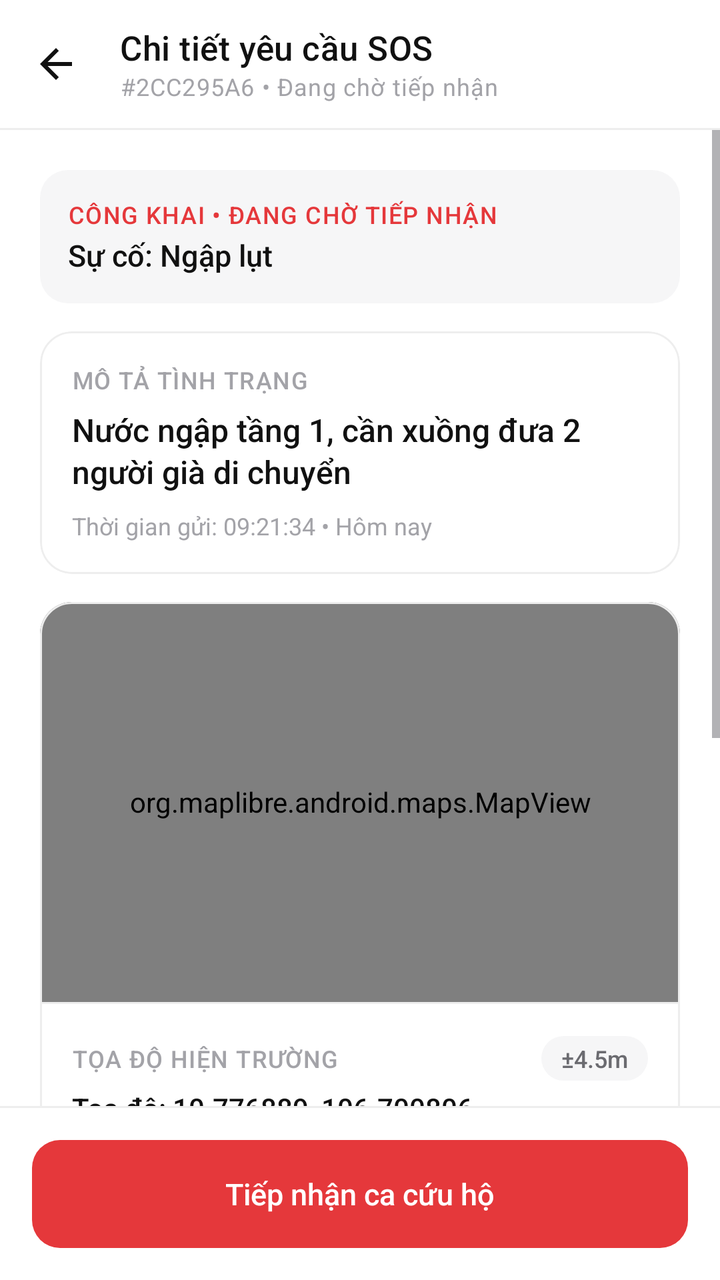
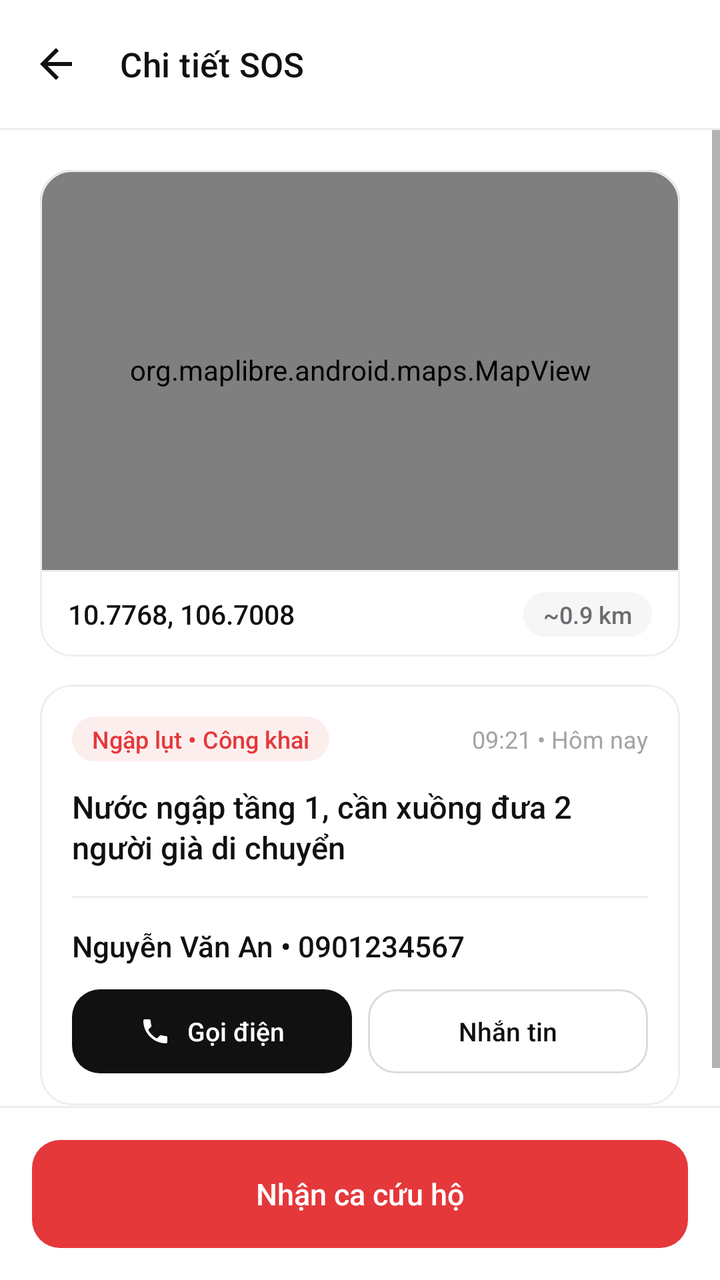

An Android layout rendered at two revisions. The XML below is the earlier revision; the diff shows what the commit changed to produce the second picture.
<!-- AndroidManifest.xml: application theme Theme.JavaFinal -->
<!-- res/layout/activity_sos_detail.xml -->
<?xml version="1.0" encoding="utf-8"?>
<LinearLayout xmlns:android="http://schemas.android.com/apk/res/android"
    xmlns:app="http://schemas.android.com/apk/res-auto"
    android:id="@+id/main"
    android:layout_width="match_parent"
    android:layout_height="match_parent"
    android:background="@color/white"
    android:orientation="vertical">

    <com.google.android.material.appbar.MaterialToolbar
        android:id="@+id/toolbar"
        style="@style/Toolbar.Minimal"
        android:layout_width="match_parent"
        android:layout_height="wrap_content"
        app:navigationIcon="@drawable/ic_arrow_back"
        app:subtitle="#2CC295A6 • Đang chờ tiếp nhận"
        app:title="Chi tiết yêu cầu SOS" />

    <View style="@style/Divider" />

    <ScrollView
        android:layout_width="match_parent"
        android:layout_height="0dp"
        android:layout_weight="1">

        <LinearLayout
            android:layout_width="match_parent"
            android:layout_height="wrap_content"
            android:orientation="vertical"
            android:padding="20dp">

            
            <LinearLayout
                android:layout_width="match_parent"
                android:layout_height="wrap_content"
                android:background="@drawable/bg_box"
                android:gravity="center_vertical"
                android:orientation="horizontal"
                android:padding="14dp">

                <LinearLayout
                    android:layout_width="0dp"
                    android:layout_height="wrap_content"
                    android:layout_weight="1"
                    android:orientation="vertical">

                    <TextView
                        android:id="@+id/tvPrivacyLevel"
                        style="@style/Text.Overline"
                        android:layout_width="wrap_content"
                        android:layout_height="wrap_content"
                        android:text="CÔNG KHAI • ĐANG CHỜ TIẾP NHẬN"
                        android:textColor="@color/red" />

                    <TextView
                        android:id="@+id/tvUrgencyLevel"
                        style="@style/Text.Title"
                        android:layout_width="wrap_content"
                        android:layout_height="wrap_content"
                        android:layout_marginTop="2dp"
                        android:text="Sự cố: Ngập lụt"
                        android:textSize="15sp" />
                </LinearLayout>
            </LinearLayout>

            
            <com.google.android.material.card.MaterialCardView
                style="@style/Card"
                android:layout_width="match_parent"
                android:layout_height="wrap_content"
                android:layout_marginTop="14dp">

                <LinearLayout
                    android:layout_width="match_parent"
                    android:layout_height="wrap_content"
                    android:orientation="vertical"
                    android:padding="16dp">

                    <TextView
                        style="@style/Text.Overline"
                        android:layout_width="wrap_content"
                        android:layout_height="wrap_content"
                        android:text="MÔ TẢ TÌNH TRẠNG" />

                    <TextView
                        android:id="@+id/tvIncidentTitle"
                        style="@style/Text.Title"
                        android:layout_width="match_parent"
                        android:layout_height="wrap_content"
                        android:layout_marginTop="6dp"
                        android:lineSpacingExtra="2dp"
                        android:text="Nước ngập tầng 1, cần xuồng đưa 2 người già di chuyển"
                        android:textSize="16sp" />

                    <TextView
                        android:id="@+id/tvCreatedAt"
                        style="@style/Text.Caption"
                        android:layout_width="match_parent"
                        android:layout_height="wrap_content"
                        android:layout_marginTop="8dp"
                        android:text="Thời gian gửi: 09:21:34 • Hôm nay" />
                </LinearLayout>
            </com.google.android.material.card.MaterialCardView>

            
            <com.google.android.material.card.MaterialCardView
                style="@style/Card"
                android:layout_width="match_parent"
                android:layout_height="wrap_content"
                android:layout_marginTop="14dp">

                <LinearLayout
                    android:layout_width="match_parent"
                    android:layout_height="wrap_content"
                    android:orientation="vertical">

                    <org.maplibre.android.maps.MapView
                        android:id="@+id/mapView"
                        android:layout_width="match_parent"
                        android:layout_height="200dp" />

                    <View style="@style/Divider" />

                    <LinearLayout
                        android:layout_width="match_parent"
                        android:layout_height="wrap_content"
                        android:orientation="vertical"
                        android:padding="16dp">

                        <LinearLayout
                            android:layout_width="match_parent"
                            android:layout_height="wrap_content"
                            android:gravity="center_vertical"
                            android:orientation="horizontal">

                            <TextView
                                style="@style/Text.Overline"
                                android:layout_width="0dp"
                                android:layout_height="wrap_content"
                                android:layout_weight="1"
                                android:text="TỌA ĐỘ HIỆN TRƯỜNG" />

                            <TextView
                                android:id="@+id/tvAccuracy"
                                style="@style/Text.Tag"
                                android:layout_width="wrap_content"
                                android:layout_height="wrap_content"
                                android:text="±4.5m" />
                        </LinearLayout>

                        <TextView
                            android:id="@+id/tvAddress"
                            style="@style/Text.Title"
                            android:layout_width="match_parent"
                            android:layout_height="wrap_content"
                            android:layout_marginTop="4dp"
                            android:text="Tọa độ: 10.776889, 106.700806"
                            android:textSize="14sp" />

                        <TextView
                            android:id="@+id/tvCoordinates"
                            style="@style/Text.Caption"
                            android:layout_width="wrap_content"
                            android:layout_height="wrap_content"
                            android:layout_marginTop="2dp"
                            android:text="Khoảng cách tới đội của bạn: ~0.9 km" />
                    </LinearLayout>
                </LinearLayout>
            </com.google.android.material.card.MaterialCardView>

            
            <com.google.android.material.card.MaterialCardView
                style="@style/Card"
                android:layout_width="match_parent"
                android:layout_height="wrap_content"
                android:layout_marginTop="14dp">

                <LinearLayout
                    android:layout_width="match_parent"
                    android:layout_height="wrap_content"
                    android:orientation="vertical"
                    android:padding="16dp">

                    <TextView
                        style="@style/Text.Overline"
                        android:layout_width="wrap_content"
                        android:layout_height="wrap_content"
                        android:text="NGƯỜI GỬI YÊU CẦU" />

                    <TextView
                        android:id="@+id/tvVictimContact"
                        style="@style/Text.Title"
                        android:layout_width="match_parent"
                        android:layout_height="wrap_content"
                        android:layout_marginTop="4dp"
                        android:text="Nguyễn Văn An • 0901234567" />

                    <LinearLayout
                        android:layout_width="match_parent"
                        android:layout_height="wrap_content"
                        android:layout_marginTop="12dp"
                        android:orientation="horizontal">

                        <com.google.android.material.button.MaterialButton
                            android:id="@+id/btnCallVictim"
                            style="@style/Button.Primary"
                            android:layout_width="0dp"
                            android:layout_height="44dp"
                            android:layout_marginEnd="8dp"
                            android:layout_weight="1"
                            android:minHeight="44dp"
                            android:text="Gọi điện"
                            android:textSize="13.5sp"
                            app:icon="@drawable/ic_call"
                            app:iconGravity="textStart"
                            app:iconSize="18dp" />

                        <com.google.android.material.button.MaterialButton
                            android:id="@+id/btnSmsVictim"
                            style="@style/Button.Secondary"
                            android:layout_width="0dp"
                            android:layout_height="44dp"
                            android:layout_weight="1"
                            android:minHeight="44dp"
                            android:text="Nhắn SMS"
                            android:textSize="13.5sp" />
                    </LinearLayout>
                </LinearLayout>
            </com.google.android.material.card.MaterialCardView>

            
            <com.google.android.material.card.MaterialCardView
                style="@style/Card"
                android:layout_width="match_parent"
                android:layout_height="wrap_content"
                android:layout_marginTop="14dp">

                <LinearLayout
                    android:layout_width="match_parent"
                    android:layout_height="wrap_content"
                    android:orientation="vertical"
                    android:padding="16dp">

                    <TextView
                        style="@style/Text.Overline"
                        android:layout_width="wrap_content"
                        android:layout_height="wrap_content"
                        android:text="NHẬT KÝ HOẠT ĐỘNG" />

                    <TextView
                        android:id="@+id/tvCommandNote"
                        style="@style/Text.Caption"
                        android:layout_width="match_parent"
                        android:layout_height="wrap_content"
                        android:layout_marginTop="8dp"
                        android:lineSpacingExtra="4dp"
                        android:text="• 09:21 • Đã phát tín hiệu cứu hộ"
                        android:textColor="@color/ink_secondary" />
                </LinearLayout>
            </com.google.android.material.card.MaterialCardView>
        </LinearLayout>
    </ScrollView>

    <View style="@style/Divider" />

    
    <LinearLayout
        android:layout_width="match_parent"
        android:layout_height="wrap_content"
        android:background="@color/white"
        android:orientation="horizontal"
        android:padding="16dp">

        <com.google.android.material.button.MaterialButton
            android:id="@+id/btnAcceptMission"
            style="@style/Button.Sos"
            android:layout_width="match_parent"
            android:layout_height="54dp"
            android:text="Tiếp nhận ca cứu hộ" />
    </LinearLayout>
</LinearLayout>
<!-- resources referenced by this layout -->
<resources>
  <color name="ink_secondary">#6B6B70</color>
  <color name="red">#E5383B</color>
  <color name="white">#FFFFFFFF</color>
  <!-- drawable bg_box (drawable) -->
  <?xml version="1.0" encoding="utf-8"?>
  <shape xmlns:android="http://schemas.android.com/apk/res/android"
      android:shape="rectangle">
      <solid android:color="@color/fill" />
      <corners android:radius="14dp" />
  </shape>
  <style name="Button.Sos" parent="Button.Primary">
          <item name="backgroundTint">@color/sel_btn_danger_bg</item>
      </style>
  <style name="Divider" parent="">
          <item name="android:layout_width">match_parent</item>
          <item name="android:layout_height">1dp</item>
          <item name="android:background">@color/line</item>
      </style>
  <style name="Text.Caption">
          <item name="android:textSize">12sp</item>
          <item name="android:textColor">@color/ink_tertiary</item>
      </style>
  <style name="Text.Overline">
          <item name="android:textSize">12sp</item>
          <item name="android:textColor">@color/ink_tertiary</item>
          <item name="android:fontFamily">sans-serif-medium</item>
          <item name="android:letterSpacing">0.04</item>
      </style>
  <style name="Text.Title">
          <item name="android:textSize">16sp</item>
          <item name="android:fontFamily">sans-serif-medium</item>
      </style>
  <style name="Theme.JavaFinal" parent="Base.Theme.JavaFinal" />
  <color name="fill">#F6F6F7</color>
  <color name="line_strong">#DCDCDF</color>
  <color name="line">#EEEEEE</color>
  <color name="ink_tertiary">#A3A3A8</color>
  <!-- drawable bg_pill (drawable) -->
  <?xml version="1.0" encoding="utf-8"?>
  <shape xmlns:android="http://schemas.android.com/apk/res/android"
      android:shape="rectangle">
      <solid android:color="@color/white" />
      <corners android:radius="100dp" />
  </shape>
  <style name="TextAppearance.App.ToolbarTitle" parent="TextAppearance.Material3.TitleMedium">
          <item name="android:textSize">17sp</item>
          <item name="android:fontFamily">sans-serif-medium</item>
          <item name="android:textColor">@color/ink</item>
      </style>
  <style name="TextAppearance.App.ToolbarSubtitle" parent="TextAppearance.Material3.BodySmall">
          <item name="android:textColor">@color/ink_tertiary</item>
      </style>
  <color name="ink">#111111</color>
  <style name="Widget.App.Snackbar" parent="Widget.Material3.Snackbar">
          <item name="backgroundTint">@color/ink</item>
          <item name="shapeAppearance">@style/ShapeAppearance.App.Rounded12</item>
          <item name="android:layout_margin">16dp</item>
      </style>
  <style name="Widget.App.Snackbar.Text" parent="Widget.Material3.Snackbar.TextView">
          <item name="android:textColor">@color/white</item>
          <item name="android:textSize">14sp</item>
      </style>
  <style name="Widget.App.Snackbar.Button" parent="Widget.Material3.Button.TextButton.Snackbar">
          <item name="android:textColor">@color/white</item>
          <item name="android:textAllCaps">false</item>
      </style>
  <style name="Widget.App.BottomSheet" parent="Widget.Material3.BottomSheet">
          <item name="backgroundTint">@color/white</item>
          <item name="shapeAppearance">@style/ShapeAppearance.App.Sheet</item>
      </style>
  <style name="ShapeAppearance.App.Rounded12" parent="">
          <item name="cornerFamily">rounded</item>
          <item name="cornerSize">12dp</item>
      </style>
  <style name="ShapeAppearance.App.Sheet" parent="">
          <item name="cornerFamily">rounded</item>
          <item name="cornerSizeTopLeft">24dp</item>
          <item name="cornerSizeTopRight">24dp</item>
          <item name="cornerSizeBottomLeft">0dp</item>
          <item name="cornerSizeBottomRight">0dp</item>
      </style>
  <!-- unchanged entries left out for length: 10 -->
</resources>

<!-- the commit's change to res/layout/activity_sos_detail.xml (unified diff, before → after) -->
@@ -13,8 +13,7 @@
         android:layout_width="match_parent"
         android:layout_height="wrap_content"
         app:navigationIcon="@drawable/ic_arrow_back"
-        app:subtitle="#2CC295A6 • Đang chờ tiếp nhận"
-        app:title="Chi tiết yêu cầu SOS" />
+        app:title="Chi tiết SOS" />
 
     <View style="@style/Divider" />
 
@@ -30,84 +29,10 @@
             android:padding="20dp">
 
             
-            <LinearLayout
-                android:layout_width="match_parent"
-                android:layout_height="wrap_content"
-                android:background="@drawable/bg_box"
-                android:gravity="center_vertical"
-                android:orientation="horizontal"
-                android:padding="14dp">
-
-                <LinearLayout
-                    android:layout_width="0dp"
-                    android:layout_height="wrap_content"
-                    android:layout_weight="1"
-                    android:orientation="vertical">
-
-                    <TextView
-                        android:id="@+id/tvPrivacyLevel"
-                        style="@style/Text.Overline"
-                        android:layout_width="wrap_content"
-                        android:layout_height="wrap_content"
-                        android:text="CÔNG KHAI • ĐANG CHỜ TIẾP NHẬN"
-                        android:textColor="@color/red" />
-
-                    <TextView
-                        android:id="@+id/tvUrgencyLevel"
-                        style="@style/Text.Title"
-                        android:layout_width="wrap_content"
-                        android:layout_height="wrap_content"
-                        android:layout_marginTop="2dp"
-                        android:text="Sự cố: Ngập lụt"
-                        android:textSize="15sp" />
-                </LinearLayout>
-            </LinearLayout>
-
-            
             <com.google.android.material.card.MaterialCardView
                 style="@style/Card"
                 android:layout_width="match_parent"
-                android:layout_height="wrap_content"
-                android:layout_marginTop="14dp">
-
-                <LinearLayout
-                    android:layout_width="match_parent"
-                    android:layout_height="wrap_content"
-                    android:orientation="vertical"
-                    android:padding="16dp">
-
-                    <TextView
-                        style="@style/Text.Overline"
-                        android:layout_width="wrap_content"
-                        android:layout_height="wrap_content"
-                        android:text="MÔ TẢ TÌNH TRẠNG" />
-
-                    <TextView
-                        android:id="@+id/tvIncidentTitle"
-                        style="@style/Text.Title"
-                        android:layout_width="match_parent"
-                        android:layout_height="wrap_content"
-                        android:layout_marginTop="6dp"
-                        android:lineSpacingExtra="2dp"
-                        android:text="Nước ngập tầng 1, cần xuồng đưa 2 người già di chuyển"
-                        android:textSize="16sp" />
-
-                    <TextView
-                        android:id="@+id/tvCreatedAt"
-                        style="@style/Text.Caption"
-                        android:layout_width="match_parent"
-                        android:layout_height="wrap_content"
-                        android:layout_marginTop="8dp"
-                        android:text="Thời gian gửi: 09:21:34 • Hôm nay" />
-                </LinearLayout>
-            </com.google.android.material.card.MaterialCardView>
-
-            
-            <com.google.android.material.card.MaterialCardView
-                style="@style/Card"
-                android:layout_width="match_parent"
-                android:layout_height="wrap_content"
-                android:layout_marginTop="14dp">
+                android:layout_height="wrap_content">
 
                 <LinearLayout
                     android:layout_width="match_parent"
@@ -124,46 +49,26 @@
                     <LinearLayout
                         android:layout_width="match_parent"
                         android:layout_height="wrap_content"
-                        android:orientation="vertical"
-                        android:padding="16dp">
-
-                        <LinearLayout
-                            android:layout_width="match_parent"
-                            android:layout_height="wrap_content"
-                            android:gravity="center_vertical"
-                            android:orientation="horizontal">
-
-                            <TextView
-                                style="@style/Text.Overline"
-                                android:layout_width="0dp"
-                                android:layout_height="wrap_content"
-                                android:layout_weight="1"
-                                android:text="TỌA ĐỘ HIỆN TRƯỜNG" />
-
-                            <TextView
-                                android:id="@+id/tvAccuracy"
-                                style="@style/Text.Tag"
-                                android:layout_width="wrap_content"
-                                android:layout_height="wrap_content"
-                                android:text="±4.5m" />
-                        </LinearLayout>
+                        android:gravity="center_vertical"
+                        android:orientation="horizontal"
+                        android:paddingHorizontal="14dp"
+                        android:paddingVertical="10dp">
 
                         <TextView
                             android:id="@+id/tvAddress"
                             style="@style/Text.Title"
-                            android:layout_width="match_parent"
+                            android:layout_width="0dp"
                             android:layout_height="wrap_content"
-                            android:layout_marginTop="4dp"
-                            android:text="Tọa độ: 10.776889, 106.700806"
-                            android:textSize="14sp" />
+                            android:layout_weight="1"
+                            android:text="10.7768, 106.7008"
+                            android:textSize="13.5sp" />
 
                         <TextView
                             android:id="@+id/tvCoordinates"
-                            style="@style/Text.Caption"
+                            style="@style/Text.Tag"
                             android:layout_width="wrap_content"
                             android:layout_height="wrap_content"
-                            android:layout_marginTop="2dp"
-                            android:text="Khoảng cách tới đội của bạn: ~0.9 km" />
+                            android:text="~0.9 km" />
                     </LinearLayout>
                 </LinearLayout>
             </com.google.android.material.card.MaterialCardView>
@@ -181,19 +86,55 @@
                     android:orientation="vertical"
                     android:padding="16dp">
 
+                    <LinearLayout
+                        android:layout_width="match_parent"
+                        android:layout_height="wrap_content"
+                        android:gravity="center_vertical"
+                        android:orientation="horizontal">
+
+                        <TextView
+                            android:id="@+id/tvPrivacyLevel"
+                            style="@style/Text.Tag"
+                            android:layout_width="wrap_content"
+                            android:layout_height="wrap_content"
+                            android:backgroundTint="@color/red_soft"
+                            android:text="Ngập lụt • Công khai"
+                            android:textColor="@color/red" />
+
+                        <View
+                            android:layout_width="0dp"
+                            android:layout_height="0dp"
+                            android:layout_weight="1" />
+
+                        <TextView
+                            android:id="@+id/tvCreatedAt"
+                            style="@style/Text.Caption"
+                            android:layout_width="wrap_content"
+                            android:layout_height="wrap_content"
+                            android:text="09:21 • Hôm nay" />
+                    </LinearLayout>
+
                     <TextView
-                        style="@style/Text.Overline"
-                        android:layout_width="wrap_content"
+                        android:id="@+id/tvIncidentTitle"
+                        style="@style/Text.Title"
+                        android:layout_width="match_parent"
                         android:layout_height="wrap_content"
-                        android:text="NGƯỜI GỬI YÊU CẦU" />
+                        android:layout_marginTop="12dp"
+                        android:lineSpacingExtra="2dp"
+                        android:text="Nước ngập tầng 1, cần xuồng đưa 2 người già di chuyển"
+                        android:textSize="15.5sp" />
+
+                    <View
+                        style="@style/Divider"
+                        android:layout_marginVertical="14dp" />
 
                     <TextView
                         android:id="@+id/tvVictimContact"
                         style="@style/Text.Title"
                         android:layout_width="match_parent"
                         android:layout_height="wrap_content"
-                        android:layout_marginTop="4dp"
-                        android:text="Nguyễn Văn An • 0901234567" />
+                        android:text="Nguyễn Văn An • 0901234567"
+                        android:textSize="14.5sp" />
 
                     <LinearLayout
                         android:layout_width="match_parent"
@@ -205,57 +146,26 @@
                             android:id="@+id/btnCallVictim"
                             style="@style/Button.Primary"
                             android:layout_width="0dp"
-                            android:layout_height="44dp"
+                            android:layout_height="42dp"
                             android:layout_marginEnd="8dp"
                             android:layout_weight="1"
-                            android:minHeight="44dp"
+                            android:minHeight="42dp"
                             android:text="Gọi điện"
-                            android:textSize="13.5sp"
+                            android:textSize="13sp"
                             app:icon="@drawable/ic_call"
                             app:iconGravity="textStart"
-                            app:iconSize="18dp" />
+                            app:iconSize="16dp" />
 
                         <com.google.android.material.button.MaterialButton
                             android:id="@+id/btnSmsVictim"
                             style="@style/Button.Secondary"
                             android:layout_width="0dp"
-                            android:layout_height="44dp"
+                            android:layout_height="42dp"
                             android:layout_weight="1"
-                            android:minHeight="44dp"
-                            android:text="Nhắn SMS"
-                            android:textSize="13.5sp" />
+                            android:minHeight="42dp"
+                            android:text="Nhắn tin"
+                            android:textSize="13sp" />
                     </LinearLayout>
-                </LinearLayout>
-            </com.google.android.material.card.MaterialCardView>
-
-            
-            <com.google.android.material.card.MaterialCardView
-                style="@style/Card"
-                android:layout_width="match_parent"
-                android:layout_height="wrap_content"
-                android:layout_marginTop="14dp">
-
-                <LinearLayout
-                    android:layout_width="match_parent"
-                    android:layout_height="wrap_content"
-                    android:orientation="vertical"
-                    android:padding="16dp">
-
-                    <TextView
-                        style="@style/Text.Overline"
-                        android:layout_width="wrap_content"
-                        android:layout_height="wrap_content"
-                        android:text="NHẬT KÝ HOẠT ĐỘNG" />
-
-                    <TextView
-                        android:id="@+id/tvCommandNote"
-                        style="@style/Text.Caption"
-                        android:layout_width="match_parent"
-                        android:layout_height="wrap_content"
-                        android:layout_marginTop="8dp"
-                        android:lineSpacingExtra="4dp"
-                        android:text="• 09:21 • Đã phát tín hiệu cứu hộ"
-                        android:textColor="@color/ink_secondary" />
                 </LinearLayout>
             </com.google.android.material.card.MaterialCardView>
         </LinearLayout>
@@ -263,7 +173,6 @@
 
     <View style="@style/Divider" />
 
-    
     <LinearLayout
         android:layout_width="match_parent"
         android:layout_height="wrap_content"
@@ -276,6 +185,6 @@
             style="@style/Button.Sos"
             android:layout_width="match_parent"
             android:layout_height="54dp"
-            android:text="Tiếp nhận ca cứu hộ" />
+            android:text="Nhận ca cứu hộ" />
     </LinearLayout>
 </LinearLayout>
<!-- resource entries referenced after the edit -->
@@ -2,14 +2,8 @@
 <resources>
   <color name="ink_secondary">#6B6B70</color>
   <color name="red">#E5383B</color>
+  <color name="red_soft">#FDEEEE</color>
   <color name="white">#FFFFFFFF</color>
-  <!-- drawable bg_box (drawable) -->
-  <?xml version="1.0" encoding="utf-8"?>
-  <shape xmlns:android="http://schemas.android.com/apk/res/android"
-      android:shape="rectangle">
-      <solid android:color="@color/fill" />
-      <corners android:radius="14dp" />
-  </shape>
   <style name="Button.Sos" parent="Button.Primary">
           <item name="backgroundTint">@color/sel_btn_danger_bg</item>
       </style>
@@ -21,12 +15,6 @@
   <style name="Text.Caption">
           <item name="android:textSize">12sp</item>
           <item name="android:textColor">@color/ink_tertiary</item>
-      </style>
-  <style name="Text.Overline">
-          <item name="android:textSize">12sp</item>
-          <item name="android:textColor">@color/ink_tertiary</item>
-          <item name="android:fontFamily">sans-serif-medium</item>
-          <item name="android:letterSpacing">0.04</item>
       </style>
   <style name="Text.Title">
           <item name="android:textSize">16sp</item>
